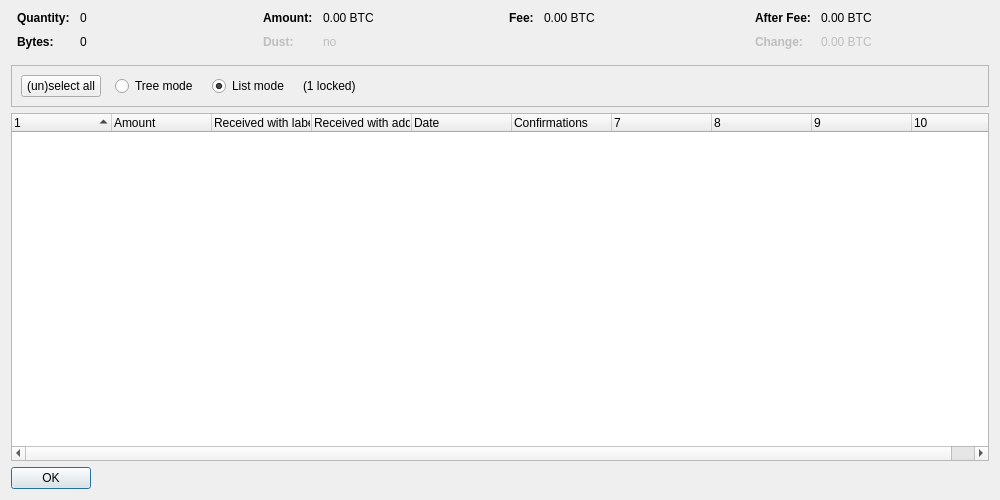
Above: src/qt/forms/coincontroldialog.ui from SidGrip/photon before the change. Below: the same form after it.
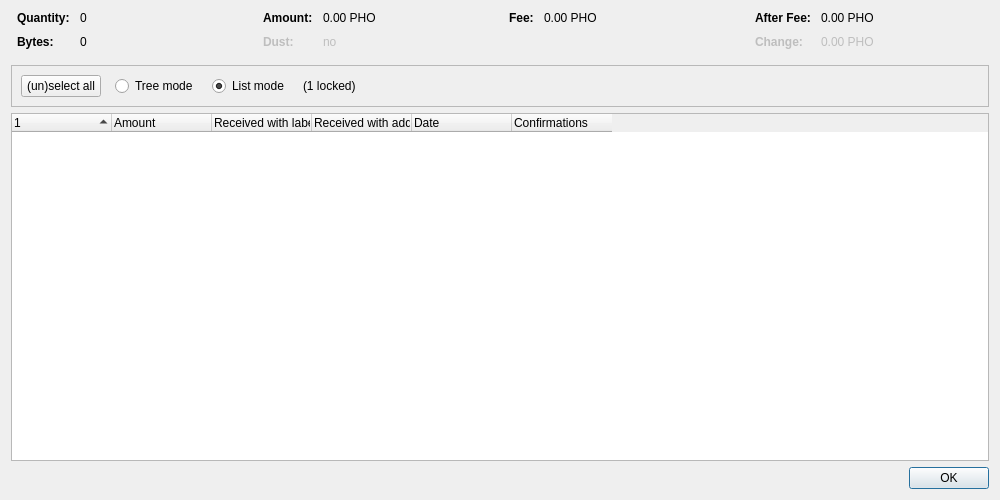
That is the form after the change. Custom widgets are drawn as their Qt base class.

What changed in the file:
```diff
--- a/src/qt/forms/coincontroldialog.ui
+++ b/src/qt/forms/coincontroldialog.ui
@@ -132,7 +132,7 @@
           <enum>Qt::ActionsContextMenu</enum>
          </property>
          <property name="text">
-          <string notr="true">0.00 BTC</string>
+          <string notr="true">0.00 PHO</string>
          </property>
          <property name="textInteractionFlags">
           <set>Qt::LinksAccessibleByMouse|Qt::TextSelectableByKeyboard|Qt::TextSelectableByMouse</set>
@@ -212,7 +212,7 @@
           <enum>Qt::ActionsContextMenu</enum>
          </property>
          <property name="text">
-          <string notr="true">0.00 BTC</string>
+          <string notr="true">0.00 PHO</string>
          </property>
          <property name="textInteractionFlags">
           <set>Qt::LinksAccessibleByMouse|Qt::TextSelectableByKeyboard|Qt::TextSelectableByMouse</set>
@@ -257,7 +257,7 @@
           <enum>Qt::ActionsContextMenu</enum>
          </property>
          <property name="text">
-          <string notr="true">0.00 BTC</string>
+          <string notr="true">0.00 PHO</string>
          </property>
          <property name="textInteractionFlags">
           <set>Qt::LinksAccessibleByMouse|Qt::TextSelectableByKeyboard|Qt::TextSelectableByMouse</set>
@@ -292,7 +292,7 @@
           <enum>Qt::ActionsContextMenu</enum>
          </property>
          <property name="text">
-          <string notr="true">0.00 BTC</string>
+          <string notr="true">0.00 PHO</string>
          </property>
          <property name="textInteractionFlags">
           <set>Qt::LinksAccessibleByMouse|Qt::TextSelectableByKeyboard|Qt::TextSelectableByMouse</set>
@@ -402,7 +402,7 @@
       <bool>false</bool>
      </property>
      <property name="columnCount">
-      <number>10</number>
+      <number>6</number>
      </property>
      <attribute name="headerShowSortIndicator" stdset="0">
       <bool>true</bool>
@@ -467,12 +467,6 @@
    </item>
    <item>
     <widget class="QDialogButtonBox" name="buttonBox">
-     <property name="sizePolicy">
-      <sizepolicy hsizetype="Maximum" vsizetype="Fixed">
-       <horstretch>0</horstretch>
-       <verstretch>0</verstretch>
-      </sizepolicy>
-     </property>
      <property name="orientation">
       <enum>Qt::Horizontal</enum>
      </property>
```
Left out of the diff: 2 changed lines with no effect on the pictures.
